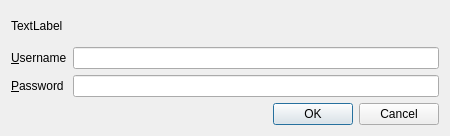
textbrowser/biblioteq, file UI/biblioteq_passwordPrompt.ui: the form before one commit.
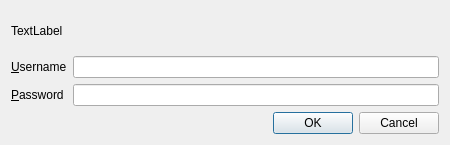
The form after the commit. Icons and pictures are not drawn.

Diff of the .ui file:
```diff
--- a/UI/biblioteq_passwordPrompt.ui
+++ b/UI/biblioteq_passwordPrompt.ui
@@ -7,7 +7,7 @@
     <x>0</x>
     <y>0</y>
     <width>450</width>
-    <height>136</height>
+    <height>145</height>
    </rect>
   </property>
   <property name="windowTitle">
```
